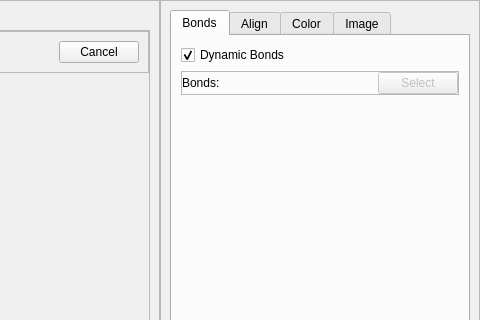
This is UI/uiFiles/loupe.ui in fonsecag/FFAST as Qt 5 draws it before an edit; both pictures show x 464 to 944 and y 0 to 320 of the 944 by 1044 pixel window. The edited form follows.
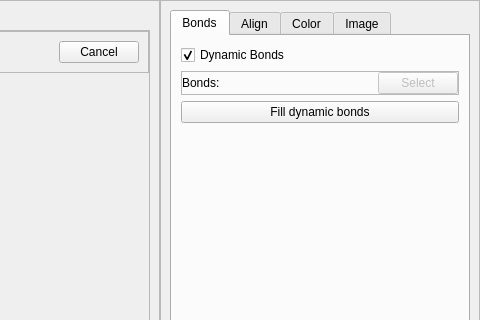
This is the edited form. The open tabs and pages were chosen to show the change.

Commit message: Temporary dynamic bonds fill button

Diff of the .ui file:
```diff
--- a/UI/uiFiles/loupe.ui
+++ b/UI/uiFiles/loupe.ui
@@ -435,6 +435,13 @@
             </layout>
            </widget>
           </item>
+          <item>
+           <widget class="QPushButton" name="dynamicBondsButton">
+            <property name="text">
+             <string>Fill dynamic bonds</string>
+            </property>
+           </widget>
+          </item>
           <item>
            <spacer name="verticalSpacer">
             <property name="orientation">
```
Left out of the diff: 2 changed lines with no effect on the pictures. The commit also changes 2 other files.
